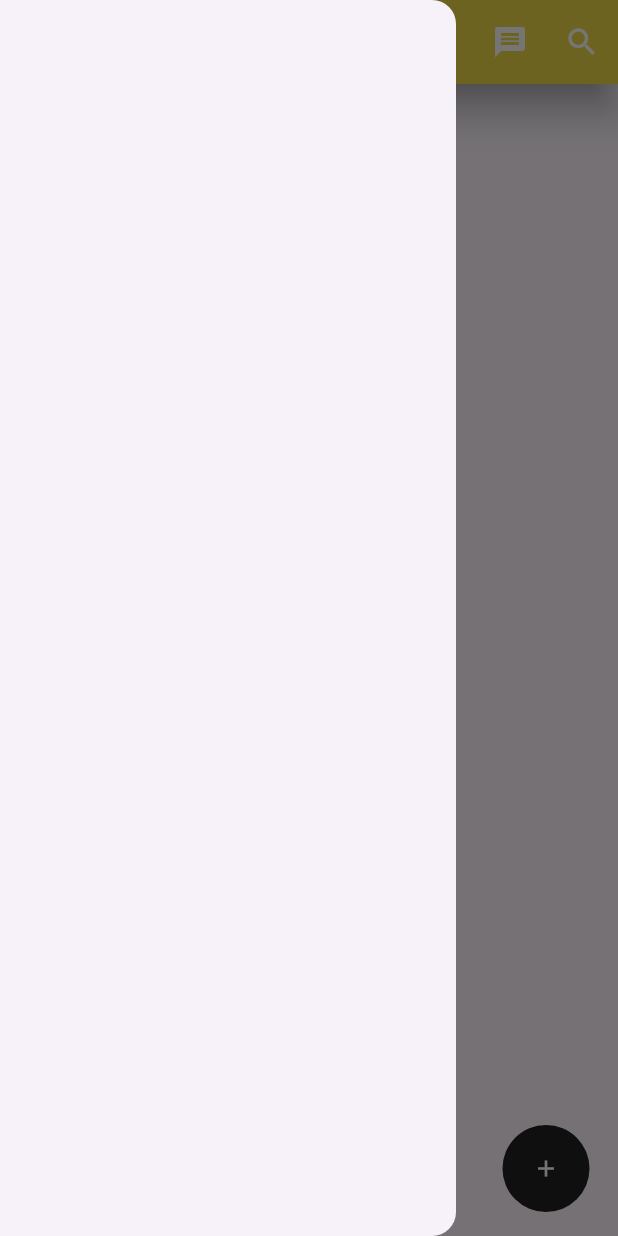
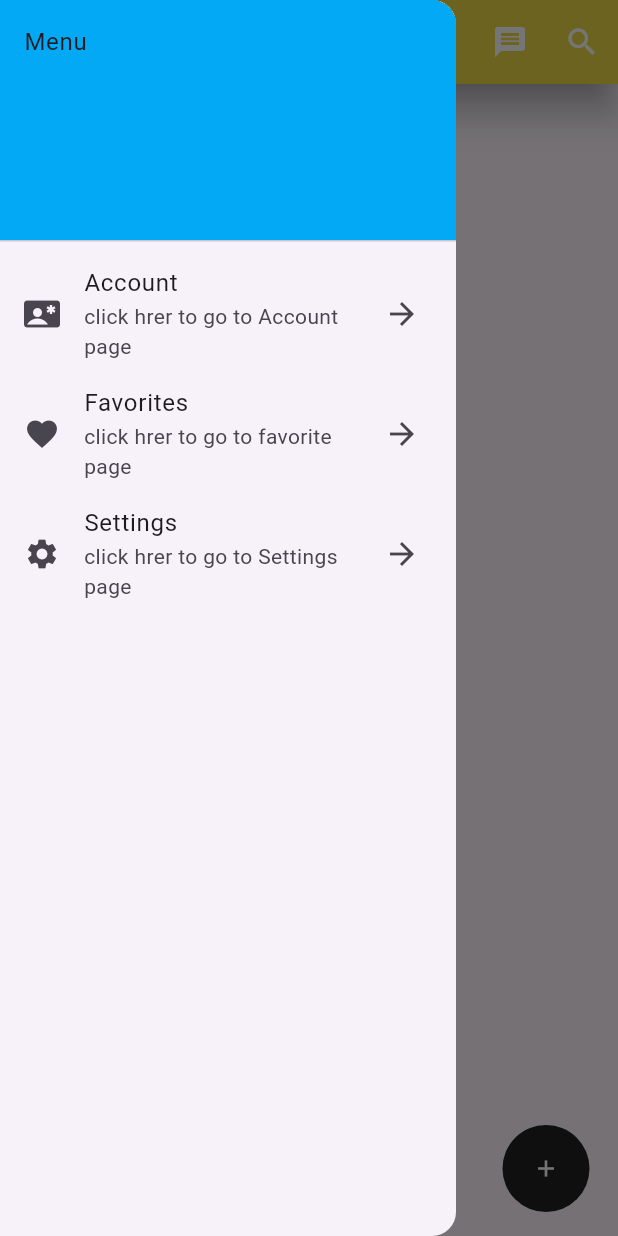
Before and after one commit to Jinukrishnan/FLUTTER, a Flutter app: the screen it shows after launch, with the side drawer open, on a phone screen of 412 x 824 dp. Run offline on Flutter 3.47's test engine with Material 3 defaults, Android fonts, the phone set to English and light mode, and no system bars.

Commit message:
scaffold

```diff
--- a/lib/Widgets/10_Scaffold.dart
+++ b/lib/Widgets/10_Scaffold.dart
@@ -67,11 +67,56 @@ class ScaffoldWidget extends StatelessWidget {
         // =========================================================
 
         // 5-drawer section
+
         drawer: Drawer(
           // backgroundColor: Colors.red,
           child: ListView(
             children: [
+              // 6-header section
+              DrawerHeader(
+                child: Text("Menu"),
+                decoration: BoxDecoration(
+                  color: Colors.lightBlue,
+                ),
+              ),
 
+              // 7-List Tile
+              ListTile(
+                title: Text("Account"),
+                subtitle: Text("click hrer to go to Account page"),
+                leading: Icon(Icons.contact_emergency),
+                trailing: Icon(Icons.arrow_forward),
+                onTap: () {
+                  print("go to favorite pages");
+                },
+                onLongPress: () {
+                  print("try to delete");
+                },
+              ),
+              ListTile(
+                title: Text("Favorites"),
+                subtitle: Text("click hrer to go to favorite page"),
+                leading: Icon(Icons.favorite),
+                trailing: Icon(Icons.arrow_forward),
+                onTap: () {
+                  print("go to favorite pages");
+                },
+                onLongPress: () {
+                  print("try to delete");
+                },
+              ),
+              ListTile(
+                title: Text("Settings"),
+                subtitle: Text("click hrer to go to Settings page"),
+                leading: Icon(Icons.settings),
+                trailing: Icon(Icons.arrow_forward),
+                onTap: () {
+                  print("go to favorite pages");
+                },
+                onLongPress: () {
+                  print("try to delete");
+                },
+              ),
             ],
           ),
         ),
```
Lines whose indentation alone changed are shown as unchanged.
